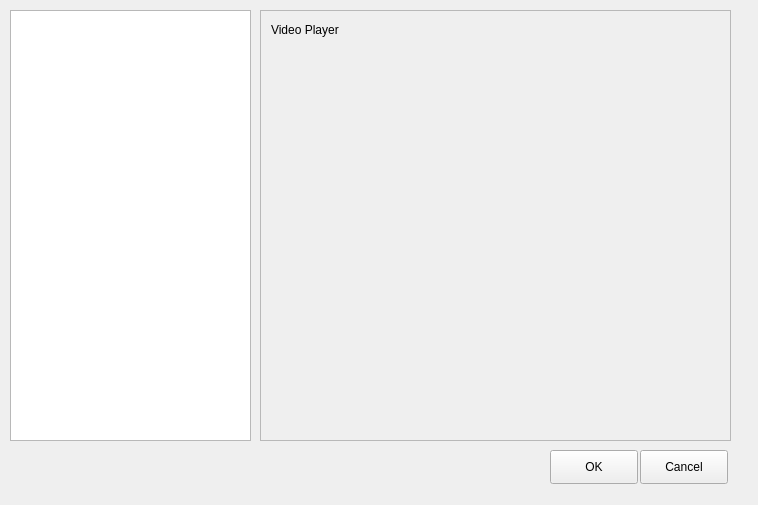
This is ene/ui/settings_window.ui in EneApp/Ene as Qt 5 draws it before an edit. The edited form follows.
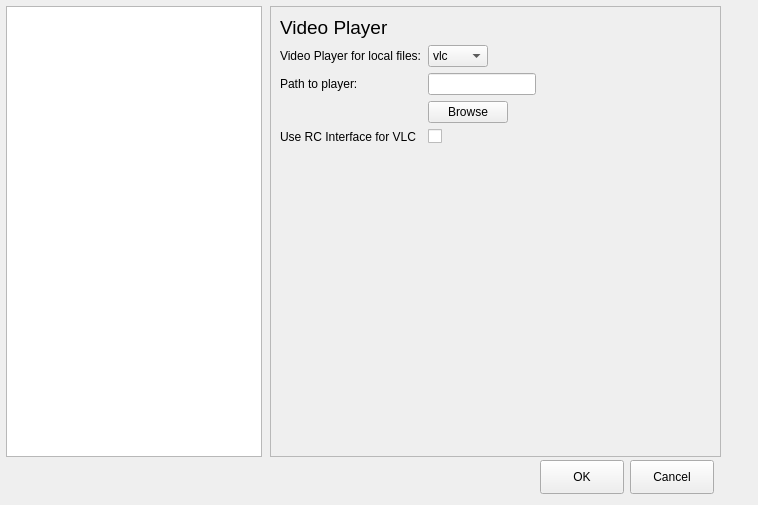
This is the edited form. The open tabs and pages were chosen to show the change.

Diff of the .ui file:
```diff
--- a/ene/ui/settings_window.ui
+++ b/ene/ui/settings_window.ui
@@ -16,10 +16,10 @@
   <widget class="QListView" name="settings_list">
    <property name="geometry">
     <rect>
-     <x>10</x>
-     <y>10</y>
-     <width>241</width>
-     <height>431</height>
+     <x>6</x>
+     <y>6</y>
+     <width>256</width>
+     <height>451</height>
     </rect>
    </property>
    <property name="editTriggers">
@@ -32,10 +32,10 @@
   <widget class="QStackedWidget" name="settings_menu">
    <property name="geometry">
     <rect>
-     <x>260</x>
-     <y>10</y>
-     <width>471</width>
-     <height>431</height>
+     <x>270</x>
+     <y>6</y>
+     <width>451</width>
+     <height>451</height>
     </rect>
    </property>
    <property name="frameShape">
@@ -48,32 +48,110 @@
     <number>0</number>
    </property>
    <widget class="QWidget" name="page"/>
-   <widget class="QWidget" name="player" native="true">
-    <widget class="QLabel" name="label">
-     <property name="geometry">
-      <rect>
-       <x>10</x>
-       <y>10</y>
-       <width>91</width>
-       <height>18</height>
-      </rect>
-     </property>
-     <property name="text">
-      <string>Video Player</string>
-     </property>
-     <property name="wordWrap">
-      <bool>false</bool>
-     </property>
-    </widget>
+   <widget class="QWidget" name="player">
+    <layout class="QVBoxLayout" name="verticalLayout">
+     <item>
+      <layout class="QFormLayout" name="formLayout">
+       <property name="sizeConstraint">
+        <enum>QLayout::SetNoConstraint</enum>
+       </property>
+       <property name="fieldGrowthPolicy">
+        <enum>QFormLayout::FieldsStayAtSizeHint</enum>
+       </property>
+       <item row="4" column="0">
+        <widget class="QLabel" name="label_2">
+         <property name="text">
+          <string>Video Player for local files:</string>
+         </property>
+        </widget>
+       </item>
+       <item row="6" column="0">
+        <widget class="QLabel" name="label_3">
+         <property name="text">
+          <string>Path to player: </string>
+         </property>
+        </widget>
+       </item>
+       <item row="6" column="1">
+        <widget class="QLineEdit" name="player_path">
+         <property name="frame">
+          <bool>true</bool>
+         </property>
+        </widget>
+       </item>
+       <item row="4" column="1">
+        <widget class="QComboBox" name="player_type">
+         <item>
+          <property name="text">
+           <string>vlc</string>
+          </property>
+         </item>
+         <item>
+          <property name="text">
+           <string>mpv</string>
+          </property>
+         </item>
+         <item>
+          <property name="text">
+           <string>Other</string>
+          </property>
+         </item>
+        </widget>
+       </item>
+       <item row="3" column="0">
+        <widget class="QLabel" name="label">
+         <property name="font">
+          <font>
+           <pointsize>14</pointsize>
+          </font>
+         </property>
+         <property name="text">
+          <string>Video Player</string>
+         </property>
+         <property name="wordWrap">
+          <bool>false</bool>
+         </property>
+        </widget>
+       </item>
+       <item row="7" column="1">
+        <widget class="QPushButton" name="browse">
+         <property name="text">
+          <string>Browse</string>
+         </property>
+        </widget>
+       </item>
+       <item row="8" column="1">
+        <widget class="QCheckBox" name="use_rc">
+         <property name="enabled">
+          <bool>true</bool>
+         </property>
+         <property name="toolTip">
+          <string>Uses a different implementation for vlc. Enable this if you're having issues without it. Disable it if it causes weird behaviour</string>
+         </property>
+         <property name="text">
+          <string/>
+         </property>
+        </widget>
+       </item>
+       <item row="8" column="0">
+        <widget class="QLabel" name="label_4">
+         <property name="text">
+          <string>Use RC Interface for VLC</string>
+         </property>
+        </widget>
+       </item>
+      </layout>
+     </item>
+    </layout>
    </widget>
    <widget class="QWidget" name="anilist"/>
   </widget>
   <widget class="QPushButton" name="button_OK">
    <property name="geometry">
     <rect>
-     <x>550</x>
-     <y>450</y>
-     <width>88</width>
+     <x>540</x>
+     <y>460</y>
+     <width>84</width>
      <height>34</height>
     </rect>
    </property>
@@ -84,9 +162,9 @@
   <widget class="QPushButton" name="button_cancel">
    <property name="geometry">
     <rect>
-     <x>640</x>
-     <y>450</y>
-     <width>88</width>
+     <x>630</x>
+     <y>460</y>
+     <width>84</width>
      <height>34</height>
     </rect>
    </property>
```
Left out of the diff: 2 changed lines with no effect on the pictures.
